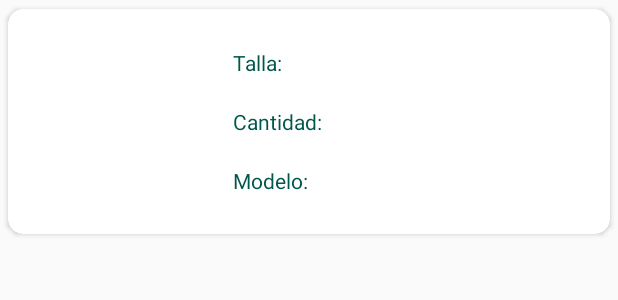
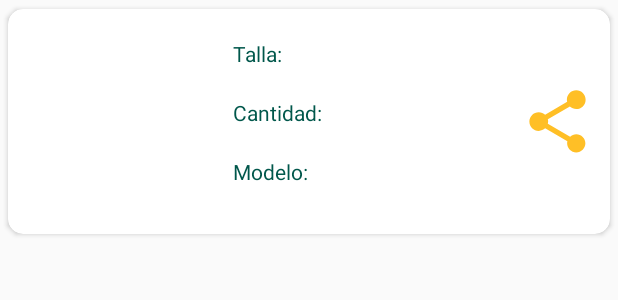
Before and after one commit to Nathan2305/GuantesApp, an Android app: the layout container_consulta.xml on its own in the app's theme, with its tools: preview values and no code run, on a phone screen of 412 x 824 dp. Shown: the top 300 px of the screen. Run offline under Robolectric (Android 15) with nearby library versions, the phone set to English and light mode, and no system bars.

Commit message:
Se esta desarrollando opcion de compartir consulta con otras App

```diff
--- a/app/src/main/res/anim/rotate_forward.xml
+++ b/app/src/main/res/anim/rotate_forward.xml
@@ -6,7 +6,7 @@
         android:interpolator="@android:anim/linear_interpolator"
         android:pivotX="50%"
         android:pivotY="50%"
-        android:toDegrees="45" />
+        android:toDegrees="45"/>
 
 
 </set>
--- /dev/null
+++ b/app/src/main/res/drawable/ic_search.xml
@@ -0,0 +1,5 @@
+<vector android:height="24dp" android:tint="#FFBF26"
+    android:viewportHeight="24.0" android:viewportWidth="24.0"
+    android:width="24dp" xmlns:android="http://schemas.android.com/apk/res/android">
+    <path android:fillColor="#FF000000" android:pathData="M15.5,14h-0.79l-0.28,-0.27C15.41,12.59 16,11.11 16,9.5 16,5.91 13.09,3 9.5,3S3,5.91 3,9.5 5.91,16 9.5,16c1.61,0 3.09,-0.59 4.23,-1.57l0.27,0.28v0.79l5,4.99L20.49,19l-4.99,-5zM9.5,14C7.01,14 5,11.99 5,9.5S7.01,5 9.5,5 14,7.01 14,9.5 11.99,14 9.5,14z"/>
+</vector>
--- /dev/null
+++ b/app/src/main/res/drawable/ic_share.xml
@@ -0,0 +1,5 @@
+<vector android:height="24dp" android:tint="#FFBF26"
+    android:viewportHeight="24.0" android:viewportWidth="24.0"
+    android:width="24dp" xmlns:android="http://schemas.android.com/apk/res/android">
+    <path android:fillColor="#FF000000" android:pathData="M18,16.08c-0.76,0 -1.44,0.3 -1.96,0.77L8.91,12.7c0.05,-0.23 0.09,-0.46 0.09,-0.7s-0.04,-0.47 -0.09,-0.7l7.05,-4.11c0.54,0.5 1.25,0.81 2.04,0.81 1.66,0 3,-1.34 3,-3s-1.34,-3 -3,-3 -3,1.34 -3,3c0,0.24 0.04,0.47 0.09,0.7L8.04,9.81C7.5,9.31 6.79,9 6,9c-1.66,0 -3,1.34 -3,3s1.34,3 3,3c0.79,0 1.5,-0.31 2.04,-0.81l7.12,4.16c-0.05,0.21 -0.08,0.43 -0.08,0.65 0,1.61 1.31,2.92 2.92,2.92 1.61,0 2.92,-1.31 2.92,-2.92s-1.31,-2.92 -2.92,-2.92z"/>
+</vector>
--- a/app/src/main/res/layout/activity_agregar_stock.xml
+++ b/app/src/main/res/layout/activity_agregar_stock.xml
@@ -11,8 +11,10 @@
         android:id="@+id/progress"
         android:layout_width="250dp"
         android:layout_height="250dp"
+        android:elevation="1dp"
         android:layout_marginEnd="8dp"
         android:layout_marginBottom="8dp"
+        style="@style/SpinKitView.FadingCircle"
         android:backgroundTint="@color/translucent"
         android:visibility="invisible"
         app:SpinKit_Color="@color/naranaja"
--- a/app/src/main/res/layout/container_consulta.xml
+++ b/app/src/main/res/layout/container_consulta.xml
@@ -5,6 +5,7 @@
     android:layout_height="wrap_content">
 
     <android.support.v7.widget.CardView
+        android:id="@+id/cardContainer"
         android:layout_width="match_parent"
         android:layout_height="wrap_content"
         android:backgroundTint="@color/blanco"
@@ -19,6 +20,7 @@
         <LinearLayout
             android:layout_width="match_parent"
             android:layout_height="match_parent"
+            android:gravity="center_vertical"
             android:orientation="horizontal"
             android:padding="10dp">
 
@@ -28,14 +30,15 @@
                 android:layout_height="130dp" />
 
             <LinearLayout
-                android:layout_width="match_parent"
+                android:layout_weight="1"
+                android:layout_width="0dp"
                 android:layout_height="match_parent"
-                android:gravity="center"
+                android:gravity="start"
                 android:orientation="vertical"
                 android:padding="10dp">
 
                 <LinearLayout
-                    android:layout_width="match_parent"
+                    android:layout_width="wrap_content"
                     android:layout_height="wrap_content"
                     android:orientation="horizontal">
 
@@ -53,10 +56,10 @@
                 </LinearLayout>
 
                 <LinearLayout
+                    android:layout_width="wrap_content"
+                    android:layout_height="wrap_content"
                     android:layout_marginTop="20dp"
                     android:layout_marginBottom="20dp"
-                    android:layout_width="match_parent"
-                    android:layout_height="wrap_content"
                     android:orientation="horizontal">
 
                     <TextView
@@ -73,7 +76,7 @@
                 </LinearLayout>
 
                 <LinearLayout
-                    android:layout_width="match_parent"
+                    android:layout_width="wrap_content"
                     android:layout_height="wrap_content"
                     android:orientation="horizontal">
 
@@ -90,6 +93,12 @@
                         android:textColor="@color/colorPrimaryDark" />
                 </LinearLayout>
             </LinearLayout>
+
+            <ImageView
+
+                android:layout_width="50dp"
+                android:layout_height="50dp"
+                android:src="@drawable/ic_share" />
         </LinearLayout>
     </android.support.v7.widget.CardView>
 </android.support.constraint.ConstraintLayout>
```
Also changed, not shown: app/src/main/AndroidManifest.xml (+9 -3 lines), app/src/main/java/com/example/guantesapp/AdapterTallaModeloChild.java (+16 -1 lines), app/src/main/java/com/example/guantesapp/MainActivity.java (+12 -7 lines), app/src/main/res/layout/activity_main.xml (+17 -3 lines).
